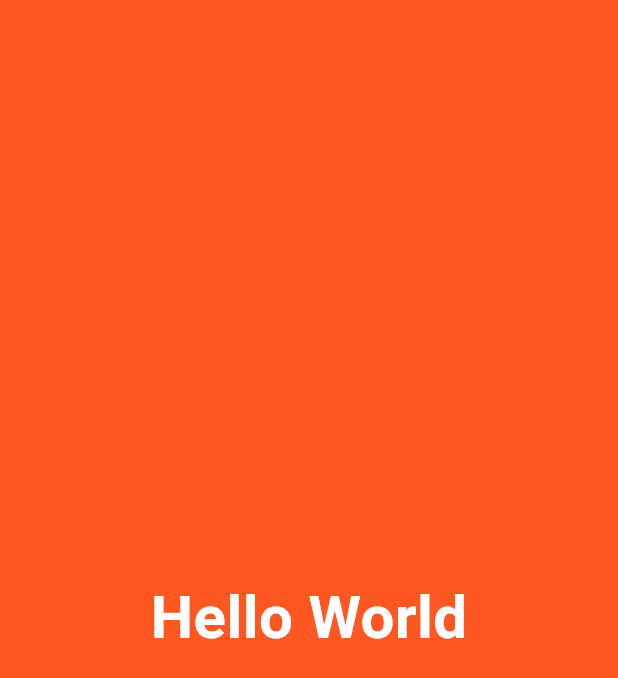
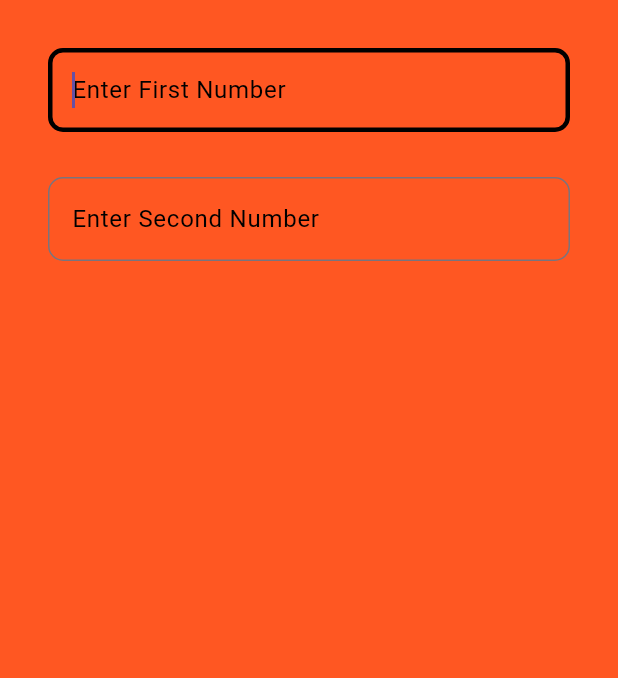
Before and after one commit to Jaydip04/flutter-demo, a Flutter app: the screen it shows after launch, on a phone screen of 412 x 824 dp. Shown: the top 678 px of the screen. Run offline on Flutter 3.47's test engine with Material 3 defaults, Android fonts, the phone set to English and light mode, and no system bars.

Commit message:
update calculator.dart

```diff
--- a/lib/app/app.dart
+++ b/lib/app/app.dart
@@ -15,6 +15,9 @@ class MyApp extends StatelessWidget {
   Widget build (BuildContext context){
     return MaterialApp(
       title: "Flutter Learn",
+      theme: ThemeData(
+        primarySwatch: Colors.deepOrange
+      ),
       home: HomeView(),
     );
   }
--- /dev/null
+++ b/lib/views/calculator_view.dart
@@ -0,0 +1,48 @@
+import 'package:flutter/cupertino.dart';
+import 'package:flutter/material.dart';
+
+class CalculatorView extends StatelessWidget {
+  const CalculatorView({super.key});
+
+  @override
+  Widget build(BuildContext context) {
+    return Padding(
+      padding: const EdgeInsets.all(32.0),
+      child:  Column(
+        children: [
+          DisplayOne(hint : "Enter First Number"),
+          SizedBox(height: 30),
+          DisplayOne(hint : "Enter Second Number"),
+        ],
+      ),
+    );
+  }
+}
+
+class DisplayOne extends StatelessWidget{
+  const DisplayOne({
+    super.key,
+    this.hint = "Enter A Number"
+  });
+
+  final String? hint;
+
+  @override
+  Widget build(BuildContext context){
+    return TextField(
+      keyboardType: TextInputType.number,
+      autofocus: true,
+      decoration: InputDecoration(
+          border: OutlineInputBorder(
+              borderSide: BorderSide(color: Colors.white),
+              borderRadius: BorderRadius.circular(10)
+          ),
+          focusedBorder: OutlineInputBorder(
+              borderSide: BorderSide(color: Colors.black,width: 3.0),
+              borderRadius: BorderRadius.circular(10)
+          ),
+          hintText: hint,
+          hintStyle: TextStyle(color: Colors.black)),
+    );
+  }
+}
--- a/lib/views/home_view.dart
+++ b/lib/views/home_view.dart
@@ -1,21 +1,16 @@
+import 'package:demo_1/views/calculator_view.dart';
 import 'package:flutter/cupertino.dart';
 import 'package:flutter/material.dart';
 
-class HomeView extends StatelessWidget{
-  const HomeView ({super.key});
+class HomeView extends StatelessWidget {
+  const HomeView({super.key});
 
   @override
-  Widget build (BuildContext context){
-    return Material(
-      child: Container(
-        color: Colors.deepOrange,
-        child: const Center(
-          child: Text("Hello World",style: TextStyle(
-            fontSize: 40,
-            color: Colors.white,
-            fontWeight: FontWeight.bold,
-          ),),
-        ),
+  Widget build(BuildContext context) {
+    return const Scaffold(
+      backgroundColor: Colors.deepOrange,
+      body: SafeArea(
+        child: const CalculatorView(),
       ),
     );
   }
```
Also changed, not shown: lib/views/Calculator.dart (deleted).
